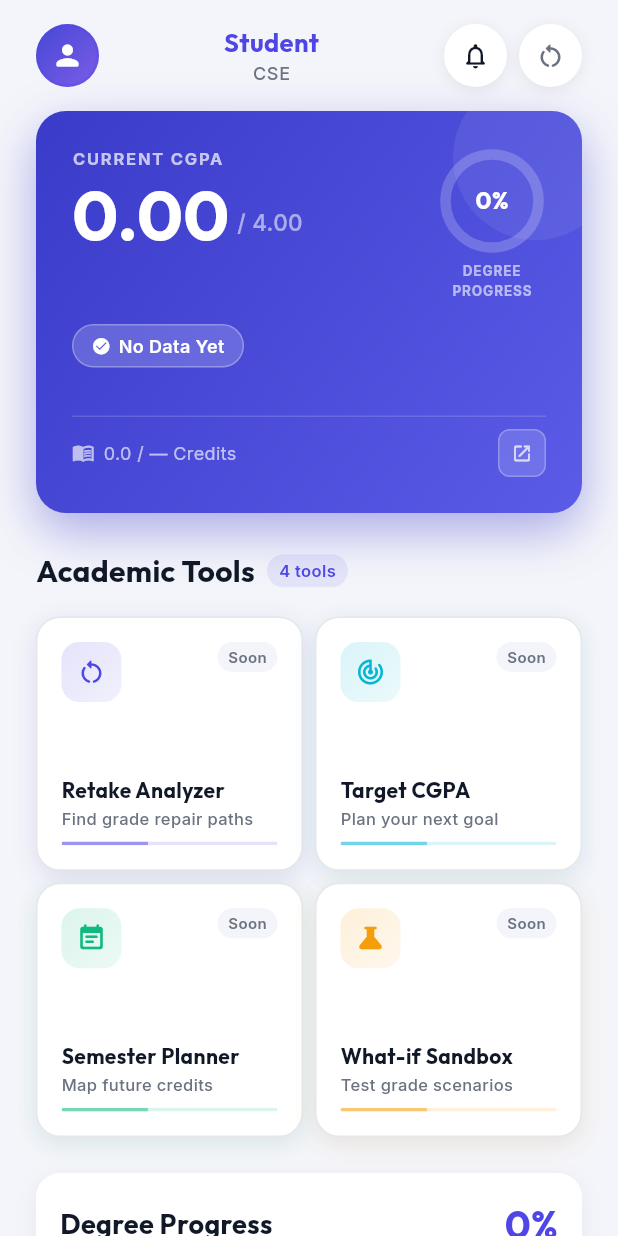
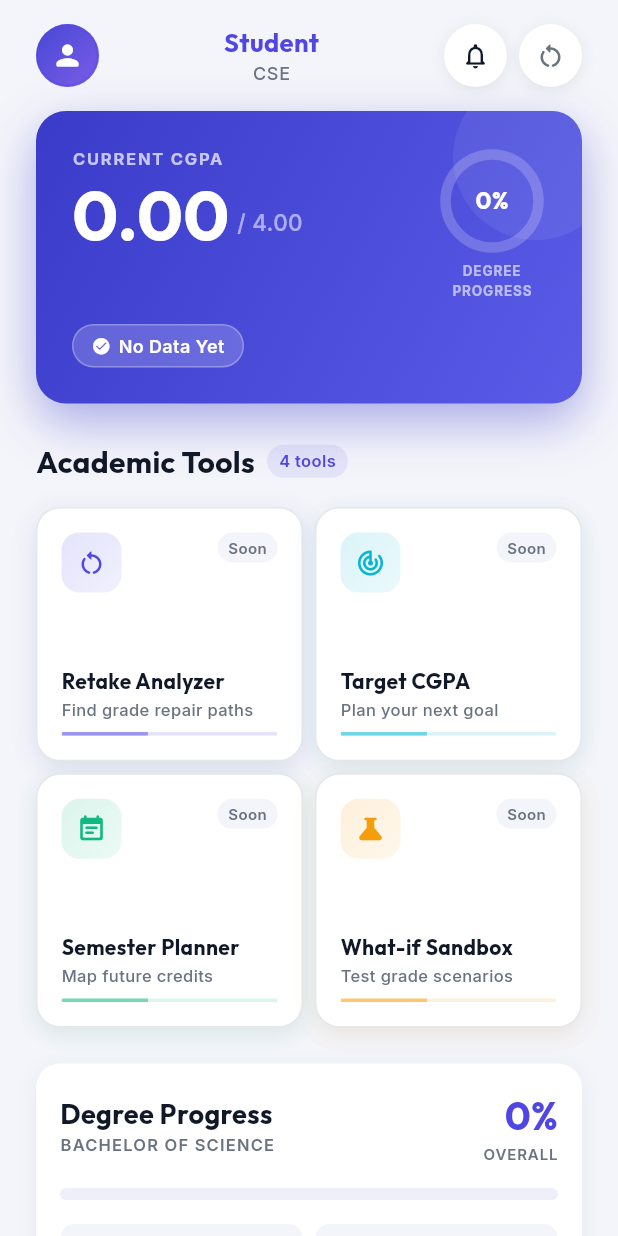
Before and after one commit to jaherunhasanrimon/diu_cgpa_tracker, a Flutter app: the DashboardScreen screen opened by its route, on a phone screen of 412 x 824 dp. Run offline on Flutter 3.47's test engine with Material 3 defaults, Android fonts, the phone set to English and light mode, and no system bars; our stand-ins replace equatable, firebase_auth, firebase_core, flutter_animate, flutter_riverpod, go_router and 3 more; accounts and stored records are empty.

Commit message:
refactor: remove interactive trend chart and credit summary section from CGPA card

```diff
--- a/lib/features/dashboard/presentation/widgets/cgpa_card.dart
+++ b/lib/features/dashboard/presentation/widgets/cgpa_card.dart
@@ -211,11 +211,6 @@ class CgpaCard extends ConsumerWidget {
                       ),
                     ],
 
-                    const SizedBox(height: AppSpacing.md),
-
-                    // ── Interactive trend chart ──────────────────────────
-                    if (sgpaHistory.length >= 2)
-                      _InteractiveTrendChart(history: sgpaHistory),
 
                     // ── Best performance card ───────────────────────────
                     if (bestSemester != null) ...[
@@ -247,43 +242,6 @@ class CgpaCard extends ConsumerWidget {
                         ),
                       ),
                     ],
-
-                    const SizedBox(height: AppSpacing.md),
-
-                    // ── Bottom divider + credits row ─────────────────────
-                    Container(
-                        height: 1,
-                        color: Colors.white.withValues(alpha: 0.15)),
-                    const SizedBox(height: AppSpacing.sm),
-                    Row(
-                      children: [
-                        Icon(Icons.menu_book_outlined,
-                            size: 15,
-                            color: Colors.white.withValues(alpha: 0.65)),
-                        const SizedBox(width: 6),
-                        Text(
-                          '${summary.completedCredits.toStringAsFixed(1)} / — Credits',
-                          style: GoogleFonts.inter(
-                            fontSize: 12,
-                            color: Colors.white.withValues(alpha: 0.65),
-                          ),
-                        ),
-                        const Spacer(),
-                        Container(
-                          width: 32,
-                          height: 32,
-                          decoration: BoxDecoration(
-                            color: Colors.white.withValues(alpha: 0.15),
-                            borderRadius: BorderRadius.circular(8),
-                            border: Border.all(
-                                color: Colors.white.withValues(alpha: 0.25)),
-                          ),
-                          child: Icon(Icons.open_in_new_rounded,
-                              size: 14,
-                              color: Colors.white.withValues(alpha: 0.75)),
-                        ),
-                      ],
-                    ),
                   ],
                 ),
               ),
```
